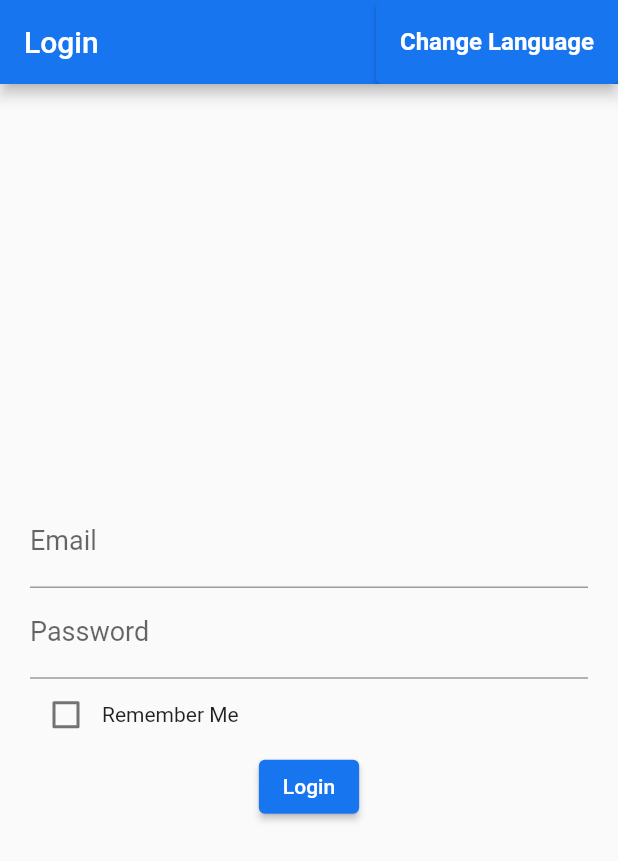
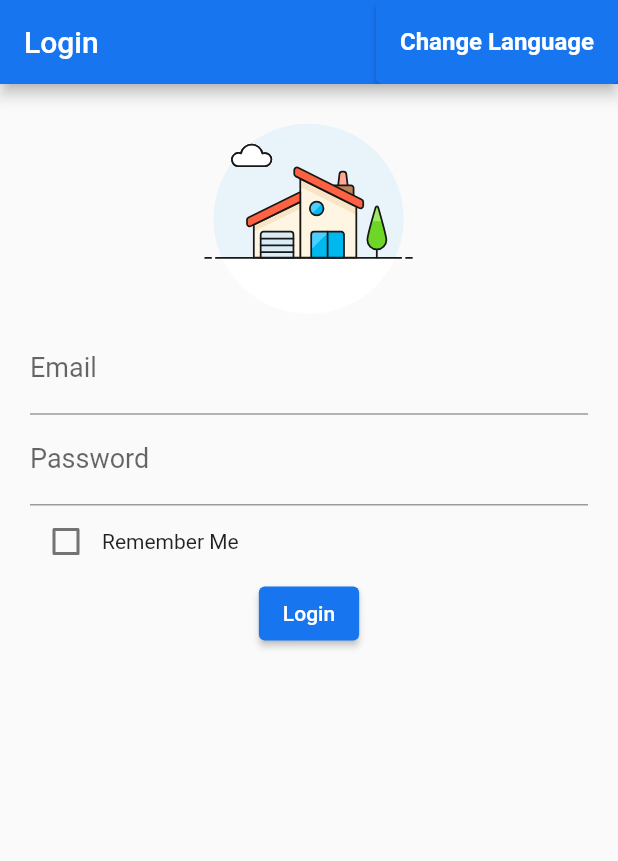
Before and after one commit to vladislavv27/hmguru_app, a Flutter app: the screen it shows after launch, on a phone screen of 412 x 824 dp. Shown: the top 861 px of the screen. Run offline on Flutter 3.47's test engine with Material 2 defaults, Android fonts, the phone set to English and light mode, and no system bars; our stand-ins replace fl_chart, flutter_dotenv, flutter_secure_storage, flutter_svg, jwt_decoder, shared_preferences; missing offline and left inert: flag; generated files the repository leaves out were written again.

Commit message:
Added SVG to login view and wrapped content with SingleChildScrollView

```diff
--- a/lib/src/pages/login_view.dart
+++ b/lib/src/pages/login_view.dart
@@ -1,4 +1,5 @@
 import 'package:flag/flag_widget.dart';
+import 'package:flutter_svg/flutter_svg.dart';
 import 'package:flutter/material.dart';
 import 'package:flutter_dotenv/flutter_dotenv.dart';
 import 'package:flutter_secure_storage/flutter_secure_storage.dart';
@@ -7,8 +8,8 @@ import 'package:hmguru/main.dart';
 import 'package:hmguru/src/models/app_colors.dart';
 import 'package:hmguru/src/models/user_profile.dart';
 import 'package:hmguru/src/pages/not_resident_view.dart';
+import 'package:hmguru/src/pages/home_view.dart';
 import 'package:hmguru/src/services/api_service.dart';
-import 'package:hmguru/src/pages/home_view.dart';
 import 'package:hmguru/src/services/preference_service.dart';
 import 'package:http/http.dart' as http;
 import 'dart:convert';
@@ -77,12 +78,18 @@ class _LoginViewState extends State<LoginView> {
           ),
         ],
       ),
-      body: Center(
+      body: SingleChildScrollView(
+        child: Center(
           child: Padding(
             padding: const EdgeInsets.all(20.0),
             child: Column(
               mainAxisAlignment: MainAxisAlignment.center,
               children: <Widget>[
+                SvgPicture.asset(
+                  'assets/log-in.svg',
+                  width: 140,
+                  height: 140,
+                ),
                 Form(
                   key: _formKey,
                   child: Column(
@@ -101,7 +108,8 @@ class _LoginViewState extends State<LoginView> {
                       ),
                       TextFormField(
                         decoration: InputDecoration(
-                        labelText: AppLocalizations.of(context)!.passwordLabel,
+                          labelText:
+                              AppLocalizations.of(context)!.passwordLabel,
                           labelStyle: TextStyle(
                             fontSize: 18,
                           ),
@@ -145,6 +153,7 @@ class _LoginViewState extends State<LoginView> {
                 ),
                 _isLoading ? CircularProgressIndicator() : SizedBox(),
               ],
+            ),
           ),
         ),
       ),
--- a/pubspec.yaml
+++ b/pubspec.yaml
@@ -70,6 +70,8 @@ flutter:
     - .env
     - assets/apartment.svg
     - assets/meter-reading.svg
+    - assets/log-in.svg
+
   uses-material-design: true
 
   # To add assets to your application, add an assets section, like this:
```
Lines whose indentation alone changed are shown as unchanged.
